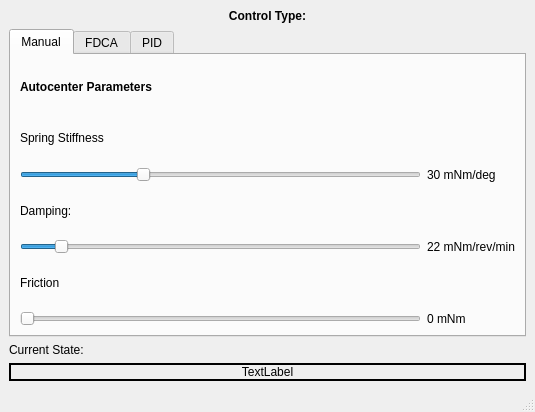
This is modules/feedbackcontroller/widget/feedbackcontroller.ui in tud-hri/joan as Qt 5 draws it before an edit. The edited form follows.
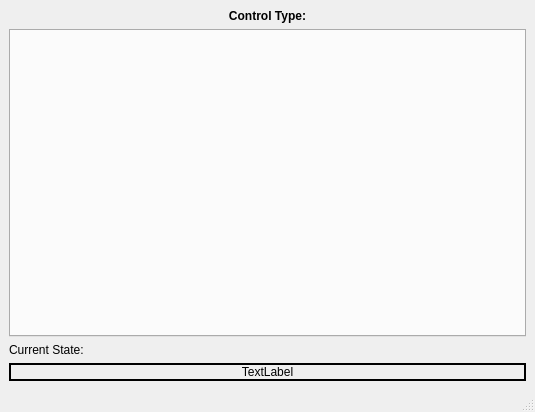
This is the edited form.

Patch:
```diff
--- a/modules/feedbackcontroller/widget/feedbackcontroller.ui
+++ b/modules/feedbackcontroller/widget/feedbackcontroller.ui
@@ -15,22 +15,6 @@
   </property>
   <widget class="QWidget" name="centralwidget">
    <layout class="QGridLayout" name="gridLayout_2">
-    <item row="3" column="0">
-     <widget class="QLabel" name="lblState">
-      <property name="frameShape">
-       <enum>QFrame::Box</enum>
-      </property>
-      <property name="lineWidth">
-       <number>2</number>
-      </property>
-      <property name="text">
-       <string>TextLabel</string>
-      </property>
-      <property name="alignment">
-       <set>Qt::AlignCenter</set>
-      </property>
-     </widget>
-    </item>
     <item row="0" column="0">
      <widget class="QLabel" name="lblControltype">
       <property name="font">
@@ -47,123 +31,20 @@
       </property>
      </widget>
     </item>
-    <item row="1" column="0">
-     <widget class="QTabWidget" name="tabWidget">
-      <property name="currentIndex">
-       <number>0</number>
+    <item row="3" column="0">
+     <widget class="QLabel" name="lblState">
+      <property name="frameShape">
+       <enum>QFrame::Box</enum>
       </property>
-      <widget class="QWidget" name="tab">
-       <attribute name="title">
-        <string>Manual</string>
-       </attribute>
-       <layout class="QGridLayout" name="gridLayout_3">
-        <item row="1" column="0">
-         <layout class="QGridLayout" name="gridLayout">
-          <item row="1" column="0">
-           <widget class="QLabel" name="lblSpringtitle">
-            <property name="text">
-             <string>Spring Stiffness</string>
-            </property>
-           </widget>
-          </item>
-          <item row="2" column="1">
-           <widget class="QLabel" name="lblSpring">
-            <property name="text">
-             <string>30 mNm/deg</string>
-            </property>
-           </widget>
-          </item>
-          <item row="4" column="0">
-           <widget class="QSlider" name="sliderDamping">
-            <property name="maximum">
-             <number>250</number>
-            </property>
-            <property name="sliderPosition">
-             <number>22</number>
-            </property>
-            <property name="orientation">
-             <enum>Qt::Horizontal</enum>
-            </property>
-           </widget>
-          </item>
-          <item row="2" column="0">
-           <widget class="QSlider" name="sliderSpring">
-            <property name="maximum">
-             <number>100</number>
-            </property>
-            <property name="sliderPosition">
-             <number>30</number>
-            </property>
-            <property name="orientation">
-             <enum>Qt::Horizontal</enum>
-            </property>
-           </widget>
-          </item>
-          <item row="5" column="0">
-           <widget class="QLabel" name="lblFrictiontitle">
-            <property name="text">
-             <string>Friction</string>
-            </property>
-           </widget>
-          </item>
-          <item row="3" column="0">
-           <widget class="QLabel" name="lblDampingtitle">
-            <property name="text">
-             <string>Damping:</string>
-            </property>
-           </widget>
-          </item>
-          <item row="0" column="0">
-           <widget class="QLabel" name="lblAutocentertitle">
-            <property name="font">
-             <font>
-              <weight>75</weight>
-              <bold>true</bold>
-             </font>
-            </property>
-            <property name="text">
-             <string>Autocenter Parameters</string>
-            </property>
-           </widget>
-          </item>
-          <item row="6" column="0">
-           <widget class="QSlider" name="sliderFriction">
-            <property name="maximum">
-             <number>500</number>
-            </property>
-            <property name="orientation">
-             <enum>Qt::Horizontal</enum>
-            </property>
-           </widget>
-          </item>
-          <item row="4" column="1">
-           <widget class="QLabel" name="lblDamping">
-            <property name="text">
-             <string>22 mNm/rev/min</string>
-            </property>
-           </widget>
-          </item>
-          <item row="6" column="1">
-           <widget class="QLabel" name="lblFriction">
-            <property name="text">
-             <string>0 mNm</string>
-            </property>
-           </widget>
-          </item>
-         </layout>
-        </item>
-       </layout>
-      </widget>
-      <widget class="QWidget" name="tab_2">
-       <attribute name="title">
-        <string>FDCA</string>
-       </attribute>
-      </widget>
-      <widget class="QWidget" name="tab_3">
-       <attribute name="title">
-        <string>PID</string>
-       </attribute>
-      </widget>
+      <property name="lineWidth">
+       <number>2</number>
+      </property>
+      <property name="text">
+       <string>TextLabel</string>
+      </property>
+      <property name="alignment">
+       <set>Qt::AlignCenter</set>
+      </property>
      </widget>
     </item>
     <item row="2" column="0">
@@ -173,6 +54,13 @@
       </property>
      </widget>
     </item>
+    <item row="1" column="0">
+     <widget class="QTabWidget" name="tabWidget">
+      <property name="currentIndex">
+       <number>-1</number>
+      </property>
+     </widget>
+    </item>
    </layout>
   </widget>
   <widget class="QMenuBar" name="menubar">
```
